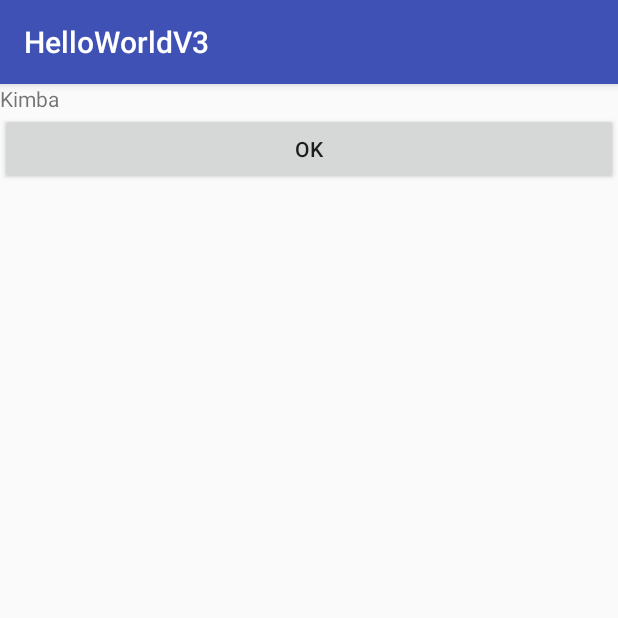
After one commit to karlesbelanger/w1d1-hello-world-android, an Android app: the FrameActivity screen opened directly, with no data from a screen before it, on a phone screen of 412 x 824 dp, the top half of it. The commit adds this screen. Run offline under Robolectric (Android 15) with nearby library versions, the phone set to English and light mode, and no system bars.

Commit message:
final commit for this

```diff
--- a/app/src/main/AndroidManifest.xml
+++ b/app/src/main/AndroidManifest.xml
@@ -16,6 +16,7 @@
             </intent-filter>
         </activity>
         <activity android:name=".LinearActivity"></activity>
+        <activity android:name=".FrameActivity"></activity>
     </application>
 
 </manifest>
--- /dev/null
+++ b/app/src/main/java/ca/kgb/helloworldv3/FrameActivity.java
@@ -0,0 +1,21 @@
+package ca.kgb.helloworldv3;
+
+import android.content.Intent;
+import android.os.Bundle;
+import android.support.v7.app.AppCompatActivity;
+import android.view.View;
+
+/**
+ * Created by admin on 7/20/2016.
+ */
+public class FrameActivity extends AppCompatActivity {
+    protected void onCreate(Bundle savedInstanceState) {
+        super.onCreate(savedInstanceState);
+        setContentView(R.layout.activity_frame);
+    }
+
+    public void doMagic3(View view) {
+        Intent intent = new Intent(this, LinearActivity.class);
+        startActivity(intent);
+    }
+}
--- a/app/src/main/java/ca/kgb/helloworldv3/MainActivity.java
+++ b/app/src/main/java/ca/kgb/helloworldv3/MainActivity.java
@@ -19,4 +19,10 @@ public class MainActivity extends AppCompatActivity {
         Intent intent = new Intent(this, LinearActivity.class);
         startActivity(intent);
     }
+    public void doMagic1(View view) {
+        System.out.println("Hello world!!");
+
+        Intent intent = new Intent(this, FrameActivity.class);
+        startActivity(intent);
+    }
 }
--- /dev/null
+++ b/app/src/main/res/layout/activity_frame.xml
@@ -0,0 +1,15 @@
+<?xml version="1.0" encoding="utf-8"?>
+<LinearLayout xmlns:android="http://schemas.android.com/apk/res/android"
+    android:orientation="vertical" android:layout_width="match_parent"
+    android:layout_height="match_parent">
+
+    <TextView
+        android:text="Kimba"
+        android:layout_width="match_parent"
+        android:layout_height="wrap_content" />
+    <Button
+        android:text="OK"
+        android:layout_width="match_parent"
+        android:layout_height="wrap_content"
+        android:onClick="doMagic3"/>
+</LinearLayout>
--- a/app/src/main/res/layout/activity_main.xml
+++ b/app/src/main/res/layout/activity_main.xml
@@ -24,5 +24,6 @@
     <Button
         android:layout_below="@id/firstButton"
         android:layout_width="match_parent"
-        android:layout_height="wrap_content" />
+        android:layout_height="wrap_content"
+        android:onClick="doMagic1"/>
 </RelativeLayout>
```
